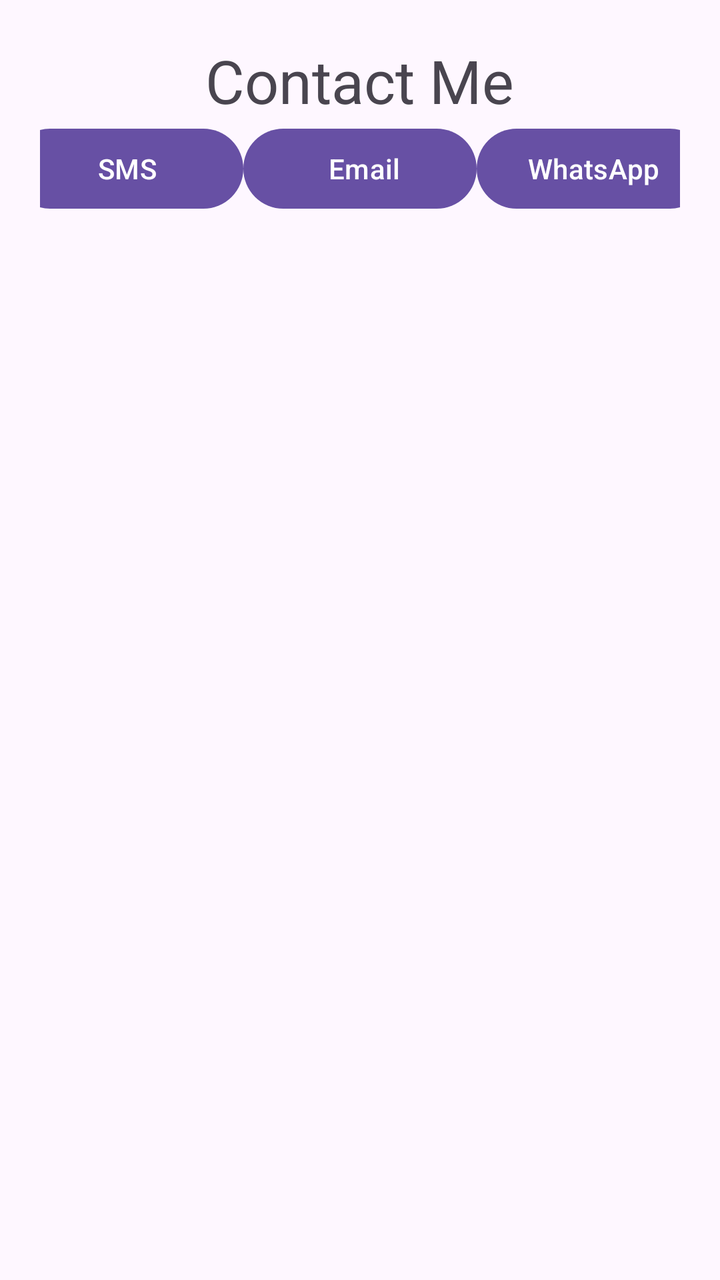
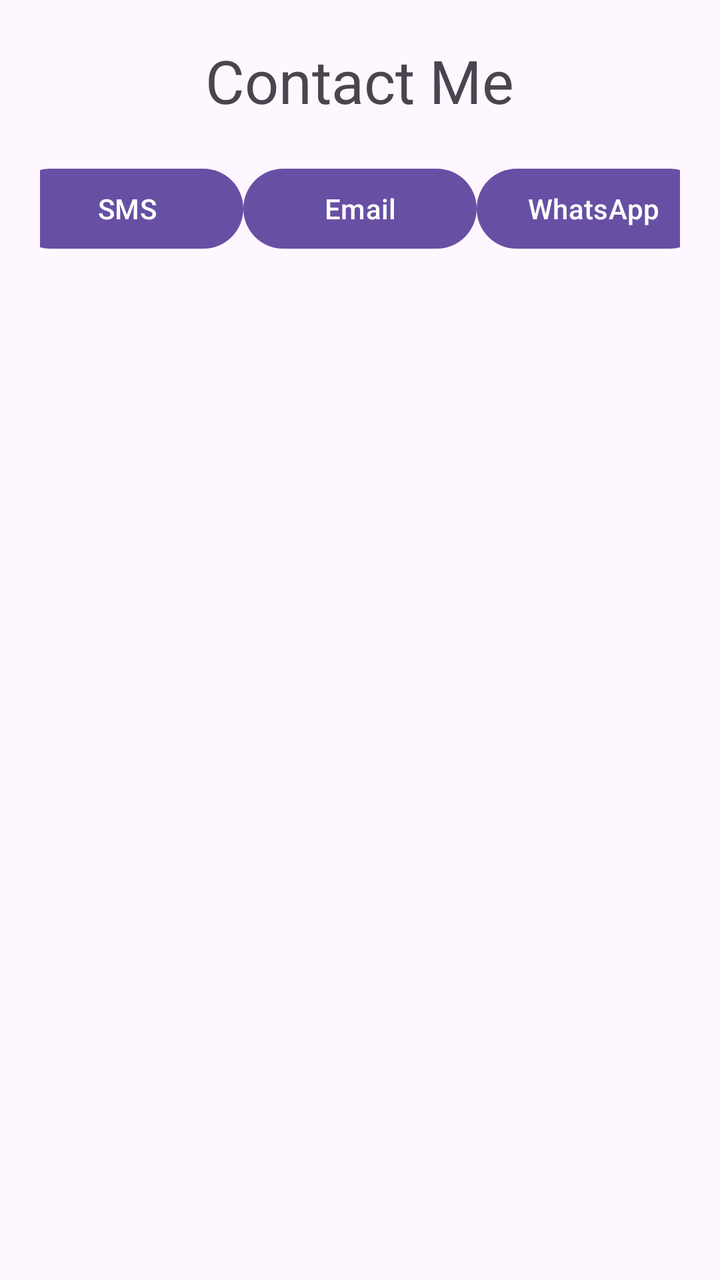

Two renders of the same Android screen: before a commit and after it. Below are the layout's source before the change and the commit's diff.
<!-- AndroidManifest.xml: application theme Theme.ContactMe -->
<!-- res/layout/activity_main.xml -->
<?xml version="1.0" encoding="utf-8"?>
<LinearLayout xmlns:android="http://schemas.android.com/apk/res/android"
    xmlns:app="http://schemas.android.com/apk/res-auto"
    xmlns:tools="http://schemas.android.com/tools"
    android:id="@+id/main"
    android:layout_width="match_parent"
    android:layout_height="match_parent"
    android:orientation="vertical"
    tools:context=".MainActivity"
    android:padding="20dp">

    <TextView
        android:layout_width="wrap_content"
        android:layout_height="wrap_content"
        android:layout_gravity="center"
        android:text="Contact Me"
        android:textSize="30sp" />

    <LinearLayout
        android:layout_width="350dp"
        android:layout_height="49dp"
        android:orientation="horizontal"
        android:layout_gravity="center_horizontal"
        >

        <Button
            android:id="@+id/BtnSms"
            android:layout_width="116.6sp"
            android:layout_height="wrap_content"
            android:text="SMS"
            />

        <Button
            android:id="@+id/BtnEmail"
            android:layout_width="116.6sp"
            android:layout_height="wrap_content"
            android:paddingRight="20sp"
            android:text="Email" />

        <Button
            android:id="@+id/BtnWhatsApp"
            android:layout_width="116.6sp"
            android:layout_height="wrap_content"

            android:text="WhatsApp" />

    </LinearLayout>

    <FrameLayout
        android:id="@+id/fragLayout"
        android:layout_width="match_parent"
        android:layout_height="match_parent">

    </FrameLayout>

</LinearLayout>
<!-- resources referenced by this layout -->
<resources>
  <style name="Theme.ContactMe" parent="Base.Theme.ContactMe" />
  <style name="Base.Theme.ContactMe" parent="Theme.Material3.DayNight.NoActionBar">
          
          
      </style>
</resources>

<!-- the commit's change to res/layout/activity_main.xml (unified diff, before → after) -->
@@ -14,7 +14,8 @@
         android:layout_height="wrap_content"
         android:layout_gravity="center"
         android:text="Contact Me"
-        android:textSize="30sp" />
+        android:textSize="30sp"
+        android:paddingBottom="20dp"/>
 
     <LinearLayout
         android:layout_width="350dp"
@@ -25,21 +26,24 @@
 
         <Button
             android:id="@+id/BtnSms"
-            android:layout_width="116.6sp"
+            android:layout_width="0dp"
+            android:layout_weight="1"
             android:layout_height="wrap_content"
             android:text="SMS"
             />
 
         <Button
             android:id="@+id/BtnEmail"
-            android:layout_width="116.6sp"
+            android:layout_width="0dp"
+            android:layout_weight="1"
             android:layout_height="wrap_content"
-            android:paddingRight="20sp"
+
             android:text="Email" />
 
         <Button
             android:id="@+id/BtnWhatsApp"
-            android:layout_width="116.6sp"
+            android:layout_width="0dp"
+            android:layout_weight="1"
             android:layout_height="wrap_content"
 
             android:text="WhatsApp" />
